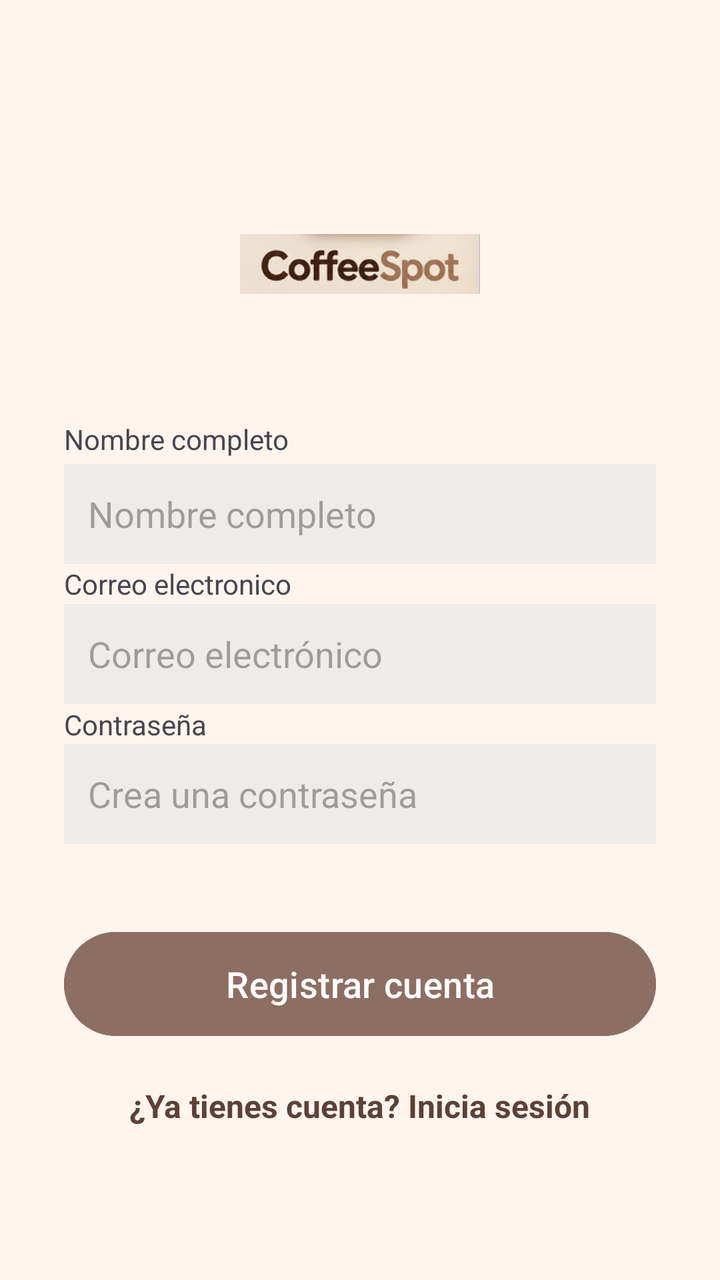
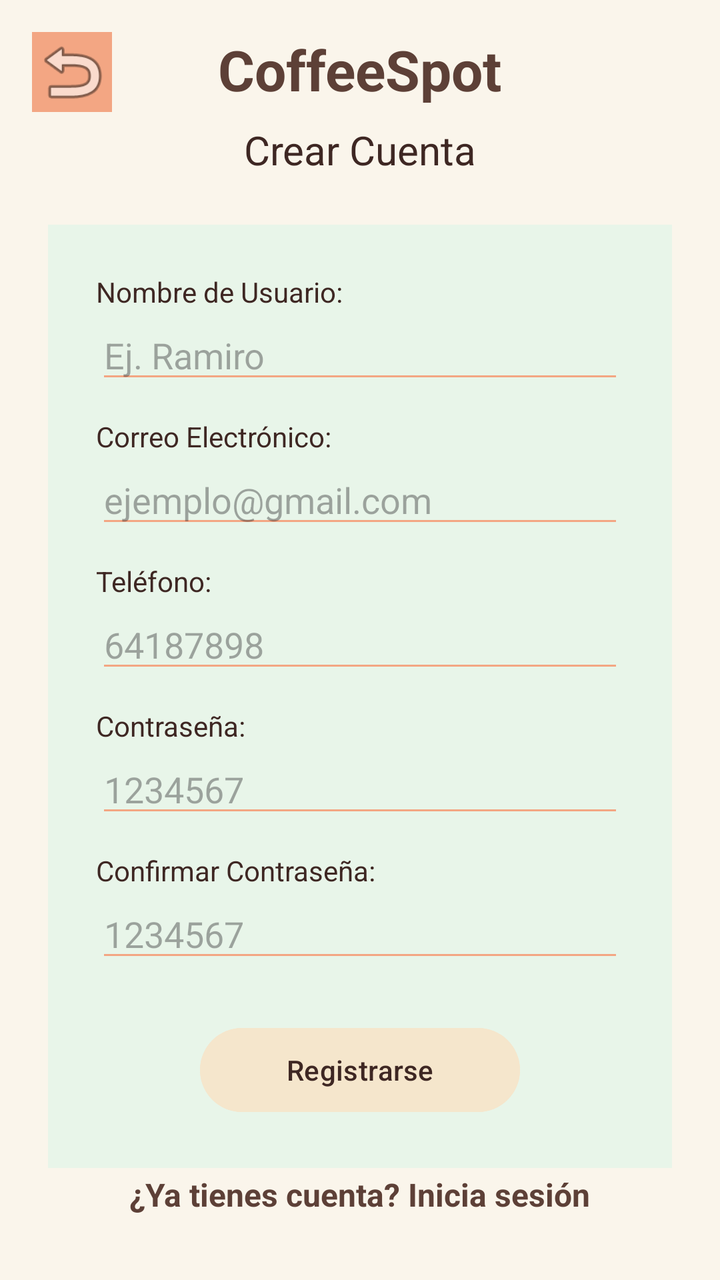

The first picture is an Android layout as it rendered before a commit; the second is the same layout after the commit. The layout source and the unified diff follow.
<!-- AndroidManifest.xml: application theme Theme.Cafeteria -->
<!-- res/layout/activity_registro.xml -->
<?xml version="1.0" encoding="utf-8"?>
<androidx.constraintlayout.widget.ConstraintLayout xmlns:android="http://schemas.android.com/apk/res/android"
    xmlns:app="http://schemas.android.com/apk/res-auto"
    xmlns:tools="http://schemas.android.com/tools"
    android:layout_width="match_parent"
    android:layout_height="match_parent"
    android:background="#FFF5EE"
    android:padding="32dp">

    
    <ImageView
        android:id="@+id/logo_registro"
        android:layout_width="120dp"
        android:layout_height="120dp"
        android:src="@drawable/logocoffeespot2"
        android:layout_marginTop="40dp"
        app:layout_constraintEnd_toEndOf="parent"
        app:layout_constraintStart_toStartOf="parent"
        app:layout_constraintTop_toTopOf="parent" />

    
    <EditText
        android:id="@+id/input_nombre_registro"
        android:layout_width="match_parent"
        android:layout_height="50dp"
        android:layout_marginTop="40dp"
        android:background="#EFEBE9"
        android:hint="Nombre completo"
        android:inputType="textPersonName"
        android:padding="12dp"
        android:textColor="#5D4037"
        app:layout_constraintTop_toBottomOf="@+id/logo_registro" />

    
    <EditText
        android:id="@+id/input_correo_registro"
        android:layout_width="match_parent"
        android:layout_height="50dp"
        android:layout_marginTop="20dp"
        android:background="#EFEBE9"
        android:hint="Correo electrónico"
        android:inputType="textEmailAddress"
        android:padding="12dp"
        android:textColor="#5D4037"
        app:layout_constraintTop_toBottomOf="@+id/input_nombre_registro" />

    
    <EditText
        android:id="@+id/input_contrasena_registro"
        android:layout_width="match_parent"
        android:layout_height="50dp"
        android:layout_marginTop="20dp"
        android:background="#EFEBE9"
        android:hint="Crea una contraseña"
        android:inputType="textPassword"
        android:padding="12dp"
        android:textColor="#5D4037"
        app:layout_constraintTop_toBottomOf="@+id/input_correo_registro" />

    
    <Button
        android:id="@+id/btn_registrar"
        android:layout_width="match_parent"
        android:layout_height="60dp"
        android:layout_marginTop="40dp"
        android:backgroundTint="#8D6E63"
        android:onClick="completarRegistro"
        android:text="Registrar cuenta"
        android:textColor="#FFFFFF"
        android:textSize="18sp"
        app:layout_constraintTop_toBottomOf="@+id/input_contrasena_registro" />

    
    <TextView
        android:id="@+id/btn_volver_login"
        android:layout_width="wrap_content"
        android:layout_height="wrap_content"
        android:layout_marginTop="20dp"
        android:text="¿Ya tienes cuenta? Inicia sesión"
        android:textColor="#5D4037"
        android:textSize="16sp"
        android:textStyle="bold"
        android:onClick="volverLogin"
        app:layout_constraintEnd_toEndOf="parent"
        app:layout_constraintStart_toStartOf="parent"
        app:layout_constraintTop_toBottomOf="@+id/btn_registrar" />

    <TextView
        android:id="@+id/textView3"
        android:layout_width="wrap_content"
        android:layout_height="wrap_content"
        android:text="Nombre completo"
        app:layout_constraintBottom_toTopOf="@+id/input_nombre_registro"
        app:layout_constraintEnd_toEndOf="parent"
        app:layout_constraintHorizontal_bias="0.0"
        app:layout_constraintStart_toStartOf="parent"
        app:layout_constraintTop_toTopOf="parent"
        app:layout_constraintVertical_bias="0.984" />

    <TextView
        android:id="@+id/textView4"
        android:layout_width="wrap_content"
        android:layout_height="wrap_content"
        android:text="Correo electronico"
        app:layout_constraintBottom_toTopOf="@+id/input_correo_registro"
        app:layout_constraintEnd_toEndOf="parent"
        app:layout_constraintHorizontal_bias="0.0"
        app:layout_constraintStart_toStartOf="parent"
        app:layout_constraintTop_toBottomOf="@+id/input_nombre_registro"
        app:layout_constraintVertical_bias="0.387" />

    <TextView
        android:id="@+id/textView5"
        android:layout_width="wrap_content"
        android:layout_height="wrap_content"
        android:text="Contraseña"
        app:layout_constraintBottom_toTopOf="@+id/input_contrasena_registro"
        app:layout_constraintEnd_toEndOf="parent"
        app:layout_constraintHorizontal_bias="0.0"
        app:layout_constraintStart_toStartOf="parent"
        app:layout_constraintTop_toBottomOf="@+id/input_correo_registro" />

</androidx.constraintlayout.widget.ConstraintLayout>
<!-- resources referenced by this layout -->
<resources>
  <!-- drawable logocoffeespot2: png bitmap (drawable, 75217 bytes) -->
  <style name="Theme.Cafeteria" parent="Base.Theme.Cafeteria" />
  <style name="Base.Theme.Cafeteria" parent="Theme.Material3.DayNight.NoActionBar">
          
          
      </style>
</resources>

<!-- the commit's change to res/layout/activity_registro.xml (unified diff, before → after) -->
@@ -1,123 +1,170 @@
 <?xml version="1.0" encoding="utf-8"?>
 <androidx.constraintlayout.widget.ConstraintLayout xmlns:android="http://schemas.android.com/apk/res/android"
     xmlns:app="http://schemas.android.com/apk/res-auto"
-    xmlns:tools="http://schemas.android.com/tools"
     android:layout_width="match_parent"
     android:layout_height="match_parent"
-    android:background="#FFF5EE"
-    android:padding="32dp">
+    android:background="#FAF5EB"> 
 
     
     <ImageView
-        android:id="@+id/logo_registro"
-        android:layout_width="120dp"
-        android:layout_height="120dp"
-        android:src="@drawable/logocoffeespot2"
-        android:layout_marginTop="40dp"
+        android:id="@+id/btn_volver_superior"
+        android:layout_width="40dp"
+        android:layout_height="40dp"
+        android:layout_marginStart="16dp"
+        android:layout_marginTop="16dp"
+        android:src="@android:drawable/ic_menu_revert"
+        android:backgroundTint="#F3A683"
+        android:background="@drawable/logocoffeespot2"
+        android:onClick="volverLogin"
+        app:layout_constraintStart_toStartOf="parent"
+        app:layout_constraintTop_toTopOf="parent" />
+
+    
+    <TextView
+        android:id="@+id/titulo_coffeespot"
+        android:layout_width="wrap_content"
+        android:layout_height="wrap_content"
+        android:text="CoffeeSpot"
+        android:textColor="#5D4037"
+        android:textSize="28sp"
+        android:textStyle="bold"
+        android:layout_marginTop="16dp"
         app:layout_constraintEnd_toEndOf="parent"
         app:layout_constraintStart_toStartOf="parent"
         app:layout_constraintTop_toTopOf="parent" />
 
-    
-    <EditText
-        android:id="@+id/input_nombre_registro"
-        android:layout_width="match_parent"
-        android:layout_height="50dp"
-        android:layout_marginTop="40dp"
-        android:background="#EFEBE9"
-        android:hint="Nombre completo"
-        android:inputType="textPersonName"
-        android:padding="12dp"
-        android:textColor="#5D4037"
-        app:layout_constraintTop_toBottomOf="@+id/logo_registro" />
+    <TextView
+        android:id="@+id/subtitulo_crear"
+        android:layout_width="wrap_content"
+        android:layout_height="wrap_content"
+        android:text="Crear Cuenta"
+        android:textColor="#3E2723"
+        android:textSize="20sp"
+        android:layout_marginTop="8dp"
+        app:layout_constraintEnd_toEndOf="parent"
+        app:layout_constraintStart_toStartOf="parent"
+        app:layout_constraintTop_toBottomOf="@+id/titulo_coffeespot" />
 
     
-    <EditText
-        android:id="@+id/input_correo_registro"
+    <LinearLayout
+        android:id="@+id/contenedor_verde"
         android:layout_width="match_parent"
-        android:layout_height="50dp"
-        android:layout_marginTop="20dp"
-        android:background="#EFEBE9"
-        android:hint="Correo electrónico"
-        android:inputType="textEmailAddress"
-        android:padding="12dp"
-        android:textColor="#5D4037"
-        app:layout_constraintTop_toBottomOf="@+id/input_nombre_registro" />
+        android:layout_height="wrap_content"
+        android:layout_marginHorizontal="24dp"
+        android:layout_marginTop="24dp"
+        android:background="#E8F5E9"
+        android:orientation="vertical"
+        android:padding="24dp"
+        app:layout_constraintTop_toBottomOf="@+id/subtitulo_crear"
+        app:layout_constraintStart_toStartOf="parent"
+        app:layout_constraintEnd_toEndOf="parent">
 
-    
-    <EditText
-        android:id="@+id/input_contrasena_registro"
-        android:layout_width="match_parent"
-        android:layout_height="50dp"
-        android:layout_marginTop="20dp"
-        android:background="#EFEBE9"
-        android:hint="Crea una contraseña"
-        android:inputType="textPassword"
-        android:padding="12dp"
-        android:textColor="#5D4037"
-        app:layout_constraintTop_toBottomOf="@+id/input_correo_registro" />
+        
+        <TextView
+            android:layout_width="wrap_content"
+            android:layout_height="wrap_content"
+            android:text="Nombre de Usuario:"
+            android:textColor="#3E2723"/>
+        <EditText
+            android:id="@+id/reg_nombre"
+            android:layout_width="match_parent"
+            android:layout_height="wrap_content"
+            android:backgroundTint="#F3A683"
+            android:hint="Ej. Ramiro"
+            android:inputType="textPersonName"
+            android:textColor="#3E2723" />
 
-    
-    <Button
-        android:id="@+id/btn_registrar"
-        android:layout_width="match_parent"
-        android:layout_height="60dp"
-        android:layout_marginTop="40dp"
-        android:backgroundTint="#8D6E63"
-        android:onClick="completarRegistro"
-        android:text="Registrar cuenta"
-        android:textColor="#FFFFFF"
-        android:textSize="18sp"
-        app:layout_constraintTop_toBottomOf="@+id/input_contrasena_registro" />
+        
+        <TextView
+            android:layout_width="wrap_content"
+            android:layout_height="wrap_content"
+            android:text="Correo Electrónico:"
+            android:textColor="#3E2723"
+            android:layout_marginTop="12dp"/>
+        <EditText
+            android:id="@+id/reg_correo"
+            android:layout_width="match_parent"
+            android:layout_height="wrap_content"
+            android:backgroundTint="#F3A683"
+            android:hint="ejemplo@gmail.com"
+            android:inputType="textEmailAddress"
+            android:textColor="#3E2723" />
+
+        
+        <TextView
+            android:layout_width="wrap_content"
+            android:layout_height="wrap_content"
+            android:text="Teléfono:"
+            android:textColor="#3E2723"
+            android:layout_marginTop="12dp"/>
+        <EditText
+            android:id="@+id/reg_telefono"
+            android:layout_width="match_parent"
+            android:layout_height="wrap_content"
+            android:backgroundTint="#F3A683"
+            android:hint="64187898"
+            android:inputType="phone"
+            android:textColor="#3E2723" />
+
+        
+        <TextView
+            android:layout_width="wrap_content"
+            android:layout_height="wrap_content"
+            android:text="Contraseña:"
+            android:textColor="#3E2723"
+            android:layout_marginTop="12dp"/>
+        <EditText
+            android:id="@+id/reg_pass"
+            android:layout_width="match_parent"
+            android:layout_height="wrap_content"
+            android:backgroundTint="#F3A683"
+            android:hint="1234567"
+            android:inputType="textPassword"
+            android:textColor="#3E2723" />
+
+        
+        <TextView
+            android:layout_width="wrap_content"
+            android:layout_height="wrap_content"
+            android:text="Confirmar Contraseña:"
+            android:textColor="#3E2723"
+            android:layout_marginTop="12dp"/>
+        <EditText
+            android:id="@+id/reg_pass_conf"
+            android:layout_width="match_parent"
+            android:layout_height="wrap_content"
+            android:backgroundTint="#F3A683"
+            android:hint="1234567"
+            android:inputType="textPassword"
+            android:textColor="#3E2723" />
+
+        
+        <Button
+            android:id="@+id/btn_registrar_final"
+            android:layout_width="160dp"
+            android:layout_height="50dp"
+            android:layout_gravity="center"
+            android:layout_marginTop="24dp"
+            android:backgroundTint="#F5E6CC"
+            android:text="Registrarse"
+            android:textColor="#3E2723"
+            android:textAllCaps="false"
+            android:onClick="completarRegistro"/>
+    </LinearLayout>
 
     
     <TextView
-        android:id="@+id/btn_volver_login"
+        android:id="@+id/txt_volver_login"
         android:layout_width="wrap_content"
         android:layout_height="wrap_content"
-        android:layout_marginTop="20dp"
         android:text="¿Ya tienes cuenta? Inicia sesión"
         android:textColor="#5D4037"
+        android:textStyle="bold"
         android:textSize="16sp"
-        android:textStyle="bold"
+        android:layout_marginBottom="32dp"
         android:onClick="volverLogin"
+        app:layout_constraintBottom_toBottomOf="parent"
         app:layout_constraintEnd_toEndOf="parent"
-        app:layout_constraintStart_toStartOf="parent"
-        app:layout_constraintTop_toBottomOf="@+id/btn_registrar" />
-
-    <TextView
-        android:id="@+id/textView3"
-        android:layout_width="wrap_content"
-        android:layout_height="wrap_content"
-        android:text="Nombre completo"
-        app:layout_constraintBottom_toTopOf="@+id/input_nombre_registro"
-        app:layout_constraintEnd_toEndOf="parent"
-        app:layout_constraintHorizontal_bias="0.0"
-        app:layout_constraintStart_toStartOf="parent"
-        app:layout_constraintTop_toTopOf="parent"
-        app:layout_constraintVertical_bias="0.984" />
-
-    <TextView
-        android:id="@+id/textView4"
-        android:layout_width="wrap_content"
-        android:layout_height="wrap_content"
-        android:text="Correo electronico"
-        app:layout_constraintBottom_toTopOf="@+id/input_correo_registro"
-        app:layout_constraintEnd_toEndOf="parent"
-        app:layout_constraintHorizontal_bias="0.0"
-        app:layout_constraintStart_toStartOf="parent"
-        app:layout_constraintTop_toBottomOf="@+id/input_nombre_registro"
-        app:layout_constraintVertical_bias="0.387" />
-
-    <TextView
-        android:id="@+id/textView5"
-        android:layout_width="wrap_content"
-        android:layout_height="wrap_content"
-        android:text="Contraseña"
-        app:layout_constraintBottom_toTopOf="@+id/input_contrasena_registro"
-        app:layout_constraintEnd_toEndOf="parent"
-        app:layout_constraintHorizontal_bias="0.0"
-        app:layout_constraintStart_toStartOf="parent"
-        app:layout_constraintTop_toBottomOf="@+id/input_correo_registro" />
+        app:layout_constraintStart_toStartOf="parent" />
 
 </androidx.constraintlayout.widget.ConstraintLayout>
